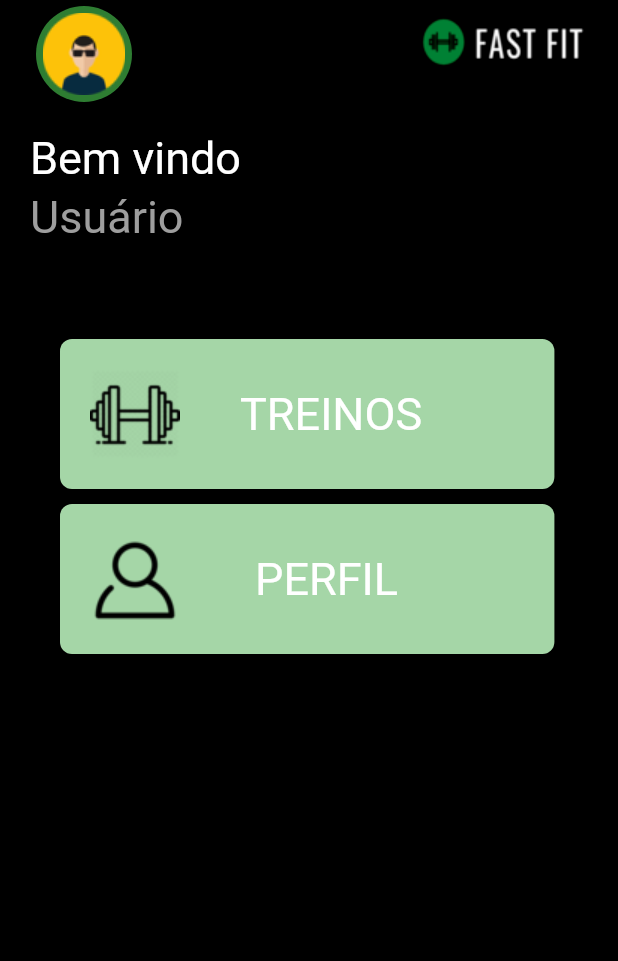
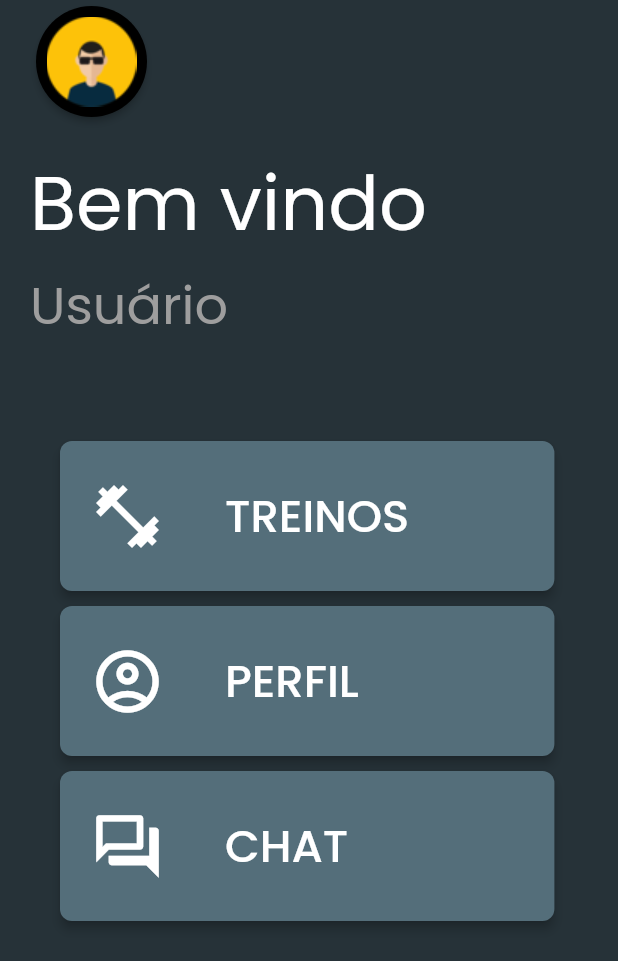
Before and after one commit to OnofreTZK/FastFitApp, a Flutter app: the HomePage screen opened directly, on a phone screen of 412 x 824 dp. Shown: the top 961 px of the screen. Run offline on Flutter 3.47's test engine with Material 2 defaults, Android fonts, the phone set to English and light mode, and no system bars; our stand-ins replace flutter_mobx, flutter_modular, google_fonts, rxdart.

Commit message:
home parcialmente finalizada

```diff
--- a/lib/app/modules/home/presenter/home_page.dart
+++ b/lib/app/modules/home/presenter/home_page.dart
@@ -1,5 +1,6 @@
 import 'package:flutter/material.dart';
 import 'package:flutter_modular/flutter_modular.dart';
+import 'package:google_fonts/google_fonts.dart';
 
 class HomePage extends StatefulWidget {
   final String title;
@@ -13,7 +14,7 @@ class _HomePageState extends State<HomePage> {
   @override
   Widget build(BuildContext context) {
     return Scaffold(
-      backgroundColor: Colors.black,
+      backgroundColor: Colors.blueGrey[900],
       body: SafeArea(
         child: Column(
           mainAxisSize: MainAxisSize.max,
@@ -27,7 +28,7 @@ class _HomePageState extends State<HomePage> {
                 children: [
                   Card(
                     clipBehavior: Clip.antiAliasWithSaveLayer,
-                    color: Colors.green[800],
+                    color: Colors.black,
                     elevation: 2,
                     shape: RoundedRectangleBorder(
                       borderRadius: BorderRadius.circular(40),
@@ -35,19 +36,20 @@ class _HomePageState extends State<HomePage> {
                     child: Padding(
                       padding: EdgeInsetsDirectional.fromSTEB(2, 2, 2, 2),
                       child: Container(
-                        width: 60,
-                        height: 60,
+                        width: 70,
+                        height: 70,
                         clipBehavior: Clip.antiAlias,
                         decoration: BoxDecoration(
                           shape: BoxShape.circle,
                         ),
                         child: Image.asset(
-                          'assets/images/profilepic3.png',
+                          'assets/images/profilepic.png',
                         ),
                       ),
                     ),
                   ),
-                  Padding(
+                  //LOGO DO APP
+                  /*Padding(
                     padding: EdgeInsetsDirectional.fromSTEB(0, 8, 0, 0),
                     child: Image.asset(
                       'assets/images/logofastfit.png',
@@ -55,7 +57,7 @@ class _HomePageState extends State<HomePage> {
                       height: 40,
                       fit: BoxFit.fitWidth,
                     ),
-                  )
+                  )*/
                 ],
               ),
             ),
@@ -68,10 +70,8 @@ class _HomePageState extends State<HomePage> {
                     padding: EdgeInsetsDirectional.fromSTEB(0, 16, 0, 0),
                     child: Text(
                       'Bem vindo',
-                      style: TextStyle(
-                        color: Colors.white,
-                        fontSize: 30,
-                      ),
+                      style: GoogleFonts.poppins(
+                          color: Colors.white, fontSize: 50),
                     ),
                   )
                 ],
@@ -86,7 +86,8 @@ class _HomePageState extends State<HomePage> {
                     padding: EdgeInsetsDirectional.fromSTEB(0, 4, 0, 4),
                     child: Text(
                       'Usuário',
-                      style: TextStyle(color: Colors.grey, fontSize: 30),
+                      style:
+                          GoogleFonts.poppins(color: Colors.grey, fontSize: 35),
                     ),
                   )
                 ],
@@ -110,7 +111,7 @@ class _HomePageState extends State<HomePage> {
                           width: MediaQuery.of(context).size.width * 0.8,
                           height: 100,
                           decoration: BoxDecoration(
-                            color: Colors.green.shade200,
+                            color: Colors.blueGrey[600],
                             borderRadius: BorderRadius.circular(8),
                           ),
                           child: InkWell(
@@ -135,11 +136,10 @@ class _HomePageState extends State<HomePage> {
                                 Padding(
                                   padding: EdgeInsetsDirectional.fromSTEB(
                                       20, 0, 0, 0),
-                                  child: Image.asset(
-                                    'assets/images/peso.png',
-                                    width: 60,
-                                    height: 60,
-                                    fit: BoxFit.cover,
+                                  child: Icon(
+                                    Icons.fitness_center_outlined,
+                                    size: 50,
+                                    color: Colors.white,
                                   ),
                                 ),
                                 Expanded(
@@ -156,7 +156,12 @@ class _HomePageState extends State<HomePage> {
                                         Text(
                                           'TREINOS',
                                           textAlign: TextAlign.start,
-                                          style: TextStyle(color: Colors.white, fontSize: 30),
+                                          style: GoogleFonts.poppins(
+                                              color: Colors.white,
+                                              fontSize: 30,
+                                              textStyle: Theme.of(context)
+                                                  .textTheme
+                                                  .headline6),
                                         ),
                                       ],
                                     ),
@@ -172,7 +177,7 @@ class _HomePageState extends State<HomePage> {
                 ],
               ),
             ),
-          Padding(
+            Padding(
               padding: EdgeInsetsDirectional.fromSTEB(40, 10, 0, 0),
               child: Row(
                 mainAxisSize: MainAxisSize.max,
@@ -190,7 +195,7 @@ class _HomePageState extends State<HomePage> {
                           width: MediaQuery.of(context).size.width * 0.8,
                           height: 100,
                           decoration: BoxDecoration(
-                            color: Colors.green.shade200,
+                            color: Colors.blueGrey[600],
                             borderRadius: BorderRadius.circular(8),
                           ),
                           child: InkWell(
@@ -215,17 +220,16 @@ class _HomePageState extends State<HomePage> {
                                 Padding(
                                   padding: EdgeInsetsDirectional.fromSTEB(
                                       20, 0, 0, 0),
-                                  child: Image.asset(
-                                    'assets/images/user_image.png',
-                                    width: 60,
-                                    height: 60,
-                                    fit: BoxFit.cover,
+                                  child: Icon(
+                                    Icons.account_circle_outlined,
+                                    size: 50,
+                                    color: Colors.white,
                                   ),
                                 ),
                                 Expanded(
                                   child: Padding(
                                     padding: EdgeInsetsDirectional.fromSTEB(
-                                        50, 0, 22, 0),
+                                        40, 0, 22, 0),
                                     child: Column(
                                       mainAxisSize: MainAxisSize.max,
                                       mainAxisAlignment:
@@ -236,7 +240,96 @@ class _HomePageState extends State<HomePage> {
                                         Text(
                                           'PERFIL',
                                           textAlign: TextAlign.start,
-                                          style: TextStyle(color: Colors.white, fontSize: 30),
+                                          style: GoogleFonts.poppins(
+                                              color: Colors.white,
+                                              fontSize: 30,
+                                              textStyle: Theme.of(context)
+                                                  .textTheme
+                                                  .headline6),
+                                        ),
+                                      ],
+                                    ),
+                                  ),
+                                )
+                              ],
+                            ),
+                          ),
+                        ),
+                      ),
+                    ],
+                  )
+                ],
+              ),
+            ),
+            Padding(
+              padding: EdgeInsetsDirectional.fromSTEB(40, 10, 0, 0),
+              child: Row(
+                mainAxisSize: MainAxisSize.max,
+                children: [
+                  Column(
+                    mainAxisSize: MainAxisSize.max,
+                    children: [
+                      Material(
+                        color: Colors.transparent,
+                        elevation: 3,
+                        shape: RoundedRectangleBorder(
+                          borderRadius: BorderRadius.circular(8),
+                        ),
+                        child: Container(
+                          width: MediaQuery.of(context).size.width * 0.8,
+                          height: 100,
+                          decoration: BoxDecoration(
+                            color: Colors.blueGrey[600],
+                            borderRadius: BorderRadius.circular(8),
+                          ),
+                          child: InkWell(
+                            onTap: () async {
+                              await showModalBottomSheet(
+                                  isScrollControlled: true,
+                                  context: context,
+                                  builder: (context) {
+                                    return Padding(
+                                      padding:
+                                          MediaQuery.of(context).viewInsets,
+                                      child: Container(
+                                        height: 720,
+                                        //child: COLOCAR QUAL WIDGET VAI SER ENCAMINHADO
+                                      ),
+                                    );
+                                  });
+                            },
+                            child: Row(
+                              mainAxisSize: MainAxisSize.max,
+                              children: [
+                                Padding(
+                                  padding: EdgeInsetsDirectional.fromSTEB(
+                                      20, 0, 0, 0),
+                                  child: Icon(
+                                    Icons.question_answer_outlined,
+                                    size: 50,
+                                    color: Colors.white,
+                                  ),
+                                ),
+                                Expanded(
+                                  child: Padding(
+                                    padding: EdgeInsetsDirectional.fromSTEB(
+                                        40, 0, 22, 0),
+                                    child: Column(
+                                      mainAxisSize: MainAxisSize.max,
+                                      mainAxisAlignment:
+                                          MainAxisAlignment.center,
+                                      crossAxisAlignment:
+                                          CrossAxisAlignment.start,
+                                      children: [
+                                        Text(
+                                          'CHAT',
+                                          textAlign: TextAlign.start,
+                                          style: GoogleFonts.poppins(
+                                              color: Colors.white,
+                                              fontSize: 30,
+                                              textStyle: Theme.of(context)
+                                                  .textTheme
+                                                  .headline6),
                                         ),
                                       ],
                                     ),
```
